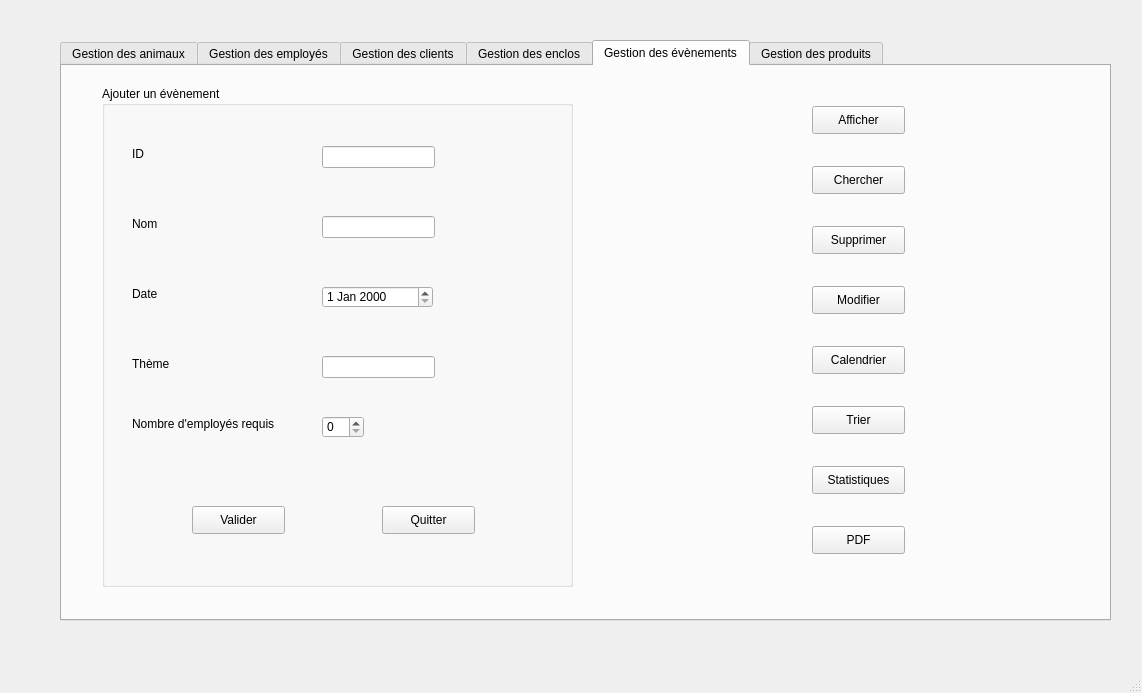
The window that GestionEvenements/gestionevenements.ui (NarimenAz/SmartPark2A25) describes before a commit, drawn with Qt 5.
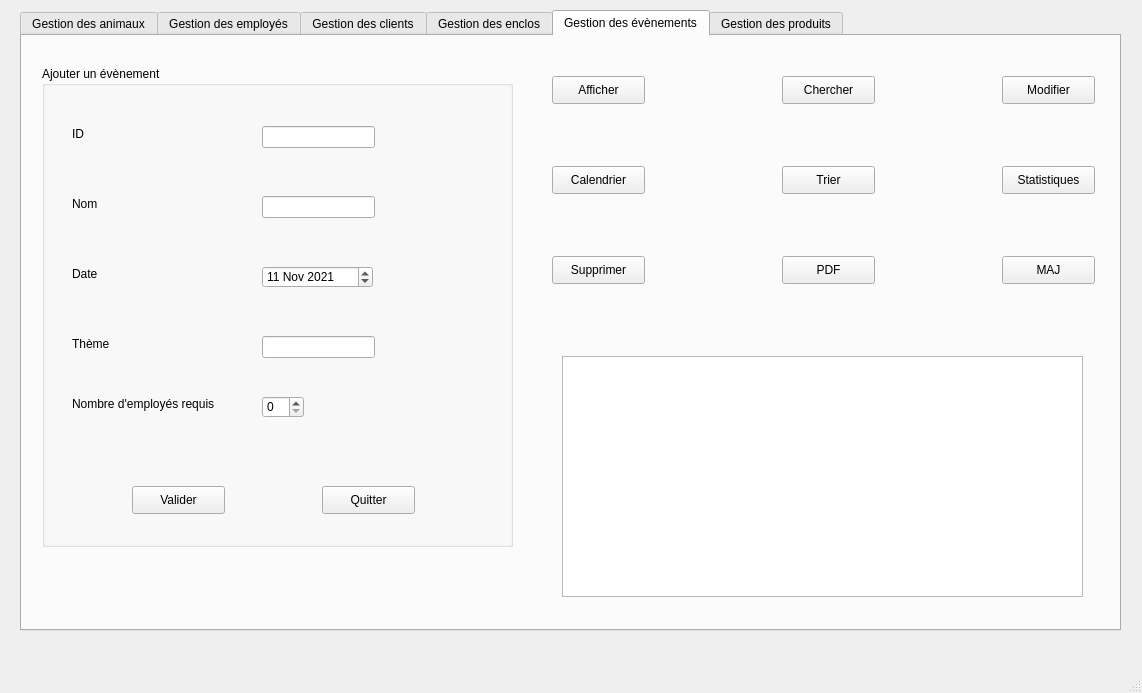
The same window after the commit.

The edit to the form file:
```diff
--- a/GestionEvenements/gestionevenements.ui
+++ b/GestionEvenements/gestionevenements.ui
@@ -17,10 +17,10 @@
    <widget class="QTabWidget" name="tabWidget">
     <property name="geometry">
      <rect>
-      <x>60</x>
-      <y>40</y>
-      <width>1051</width>
-      <height>581</height>
+      <x>20</x>
+      <y>10</y>
+      <width>1101</width>
+      <height>621</height>
      </rect>
     </property>
     <property name="currentIndex">
@@ -53,7 +53,7 @@
      <widget class="QPushButton" name="pushButton">
       <property name="geometry">
        <rect>
-        <x>750</x>
+        <x>530</x>
         <y>40</y>
         <width>93</width>
         <height>28</height>
@@ -69,10 +69,10 @@
      <widget class="QGroupBox" name="groupBox">
       <property name="geometry">
        <rect>
-        <x>40</x>
-        <y>20</y>
+        <x>20</x>
+        <y>30</y>
         <width>471</width>
-        <height>501</height>
+        <height>481</height>
        </rect>
       </property>
       <property name="title">
@@ -146,6 +146,16 @@
          <height>22</height>
         </rect>
        </property>
+       <property name="dateTime">
+        <datetime>
+         <hour>0</hour>
+         <minute>0</minute>
+         <second>0</second>
+         <year>2021</year>
+         <month>11</month>
+         <day>11</day>
+        </datetime>
+       </property>
       </widget>
       <widget class="QLabel" name="label_4">
        <property name="geometry">
@@ -229,8 +239,8 @@
      <widget class="QPushButton" name="pushButton_4">
       <property name="geometry">
        <rect>
-        <x>750</x>
-        <y>220</y>
+        <x>980</x>
+        <y>40</y>
         <width>93</width>
         <height>28</height>
        </rect>
@@ -245,8 +255,8 @@
      <widget class="QPushButton" name="pushButton_5">
       <property name="geometry">
        <rect>
-        <x>750</x>
-        <y>160</y>
+        <x>530</x>
+        <y>220</y>
         <width>93</width>
         <height>28</height>
        </rect>
@@ -261,8 +271,8 @@
      <widget class="QPushButton" name="pushButton_6">
       <property name="geometry">
        <rect>
-        <x>750</x>
-        <y>100</y>
+        <x>760</x>
+        <y>40</y>
         <width>93</width>
         <height>28</height>
        </rect>
@@ -277,8 +287,8 @@
      <widget class="QPushButton" name="pushButton_8">
       <property name="geometry">
        <rect>
-        <x>750</x>
-        <y>280</y>
+        <x>530</x>
+        <y>130</y>
         <width>93</width>
         <height>28</height>
        </rect>
@@ -293,8 +303,8 @@
      <widget class="QPushButton" name="pushButton_9">
       <property name="geometry">
        <rect>
-        <x>750</x>
-        <y>340</y>
+        <x>760</x>
+        <y>130</y>
         <width>93</width>
         <height>28</height>
        </rect>
@@ -309,8 +319,8 @@
      <widget class="QPushButton" name="pushButton_10">
       <property name="geometry">
        <rect>
-        <x>750</x>
-        <y>400</y>
+        <x>980</x>
+        <y>130</y>
         <width>93</width>
         <height>28</height>
        </rect>
@@ -325,8 +335,8 @@
      <widget class="QPushButton" name="pushButton_11">
       <property name="geometry">
        <rect>
-        <x>750</x>
-        <y>460</y>
+        <x>760</x>
+        <y>220</y>
         <width>93</width>
         <height>28</height>
        </rect>
@@ -338,6 +348,32 @@
        <string>PDF</string>
       </property>
      </widget>
+     <widget class="QPushButton" name="MiseAJour">
+      <property name="geometry">
+       <rect>
+        <x>980</x>
+        <y>220</y>
+        <width>93</width>
+        <height>28</height>
+       </rect>
+      </property>
+      <property name="cursor">
+       <cursorShape>PointingHandCursor</cursorShape>
+      </property>
+      <property name="text">
+       <string>MAJ</string>
+      </property>
+     </widget>
+     <widget class="QTableView" name="table_event">
+      <property name="geometry">
+       <rect>
+        <x>540</x>
+        <y>320</y>
+        <width>521</width>
+        <height>241</height>
+       </rect>
+      </property>
+     </widget>
     </widget>
     <widget class="QWidget" name="tab_2">
      <attribute name="title">
```
Left out of the diff: 8 changed lines with no effect on the pictures.
